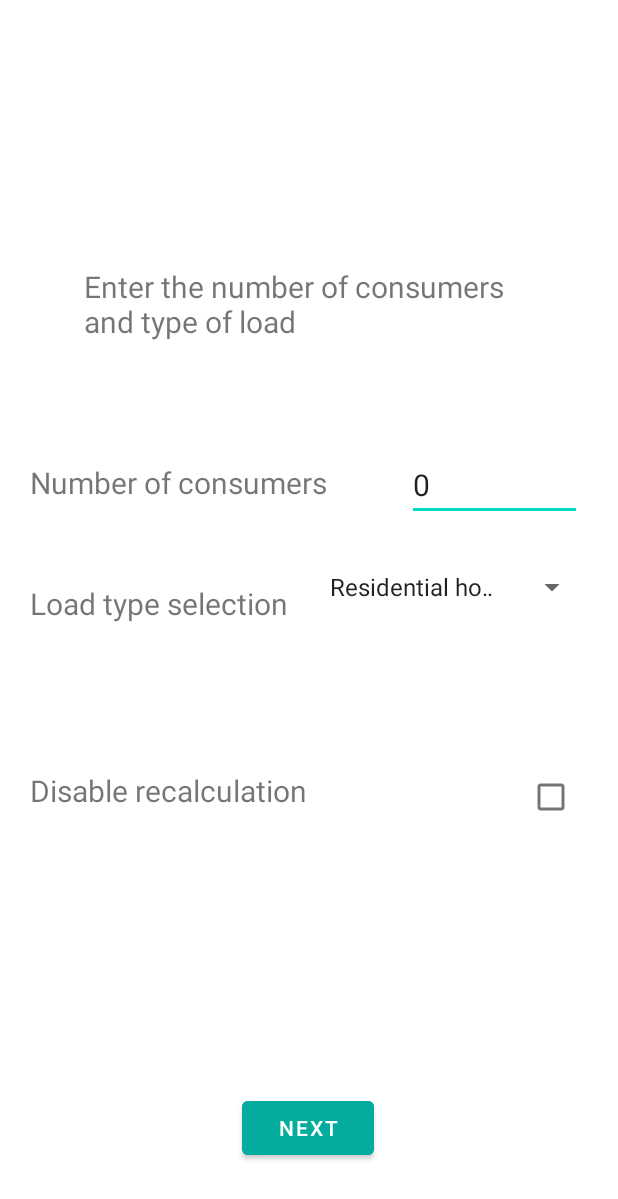
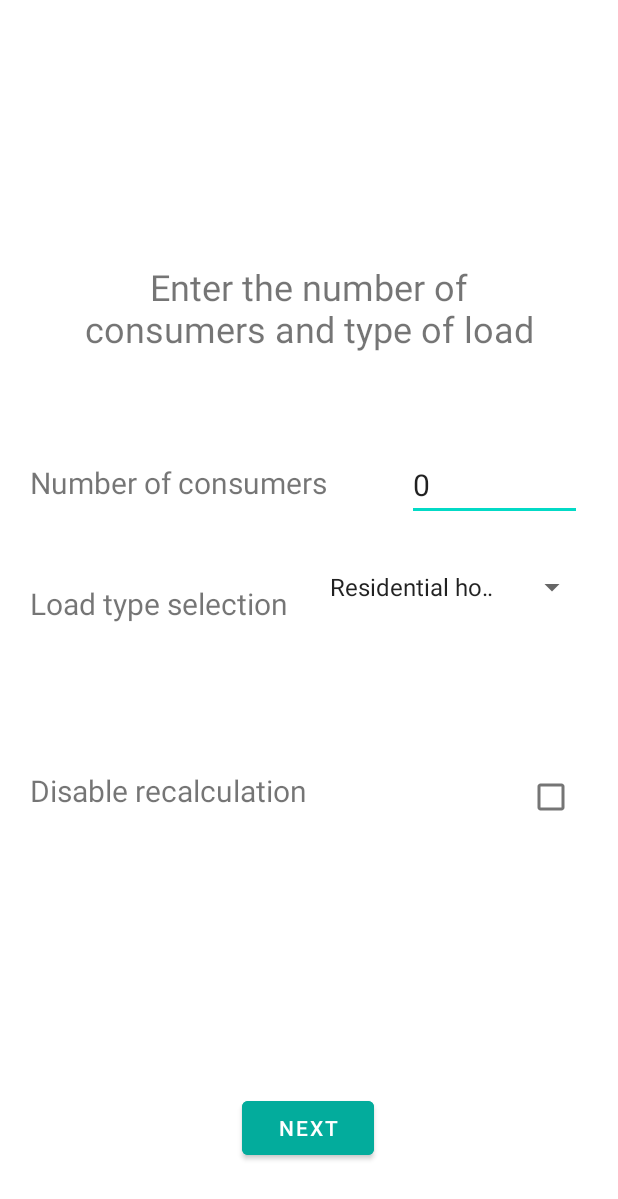
Before and after one commit to Viktorphp84/Viktorphp84_Repository, an Android app: the screen it shows after launch (MainActivity), on a phone screen of 412 x 824 dp. Shown: the top 1199 px of the screen. Run offline under Robolectric (Android 15) with nearby library versions, the phone set to English and light mode, and no system bars.

Commit message:
30.11.2021

```diff
--- a/app/src/main/res/layout/activity_main.xml
+++ b/app/src/main/res/layout/activity_main.xml
@@ -88,10 +88,12 @@
 
     <TextView
         android:id="@+id/textView4"
+        style="@style/Theme.Viktor_Ivanov_App.TextView"
         android:layout_width="300dp"
         android:layout_height="wrap_content"
+        android:gravity="center_horizontal"
         android:text="@string/inform"
-        style="@style/Theme.Viktor_Ivanov_App.TextView"
+        android:textSize="24dp"
         app:layout_constraintBottom_toTopOf="@+id/button"
         app:layout_constraintEnd_toEndOf="parent"
         app:layout_constraintHorizontal_bias="0.498"
```
